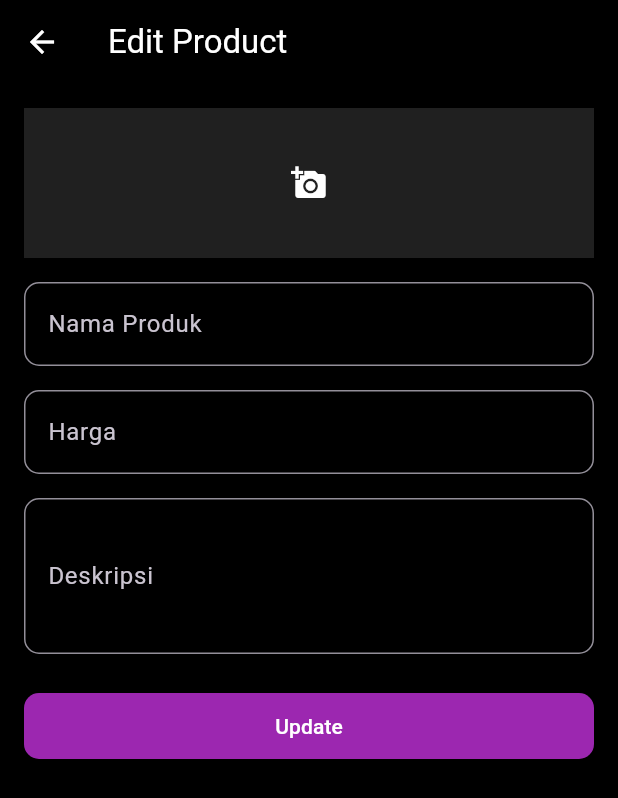
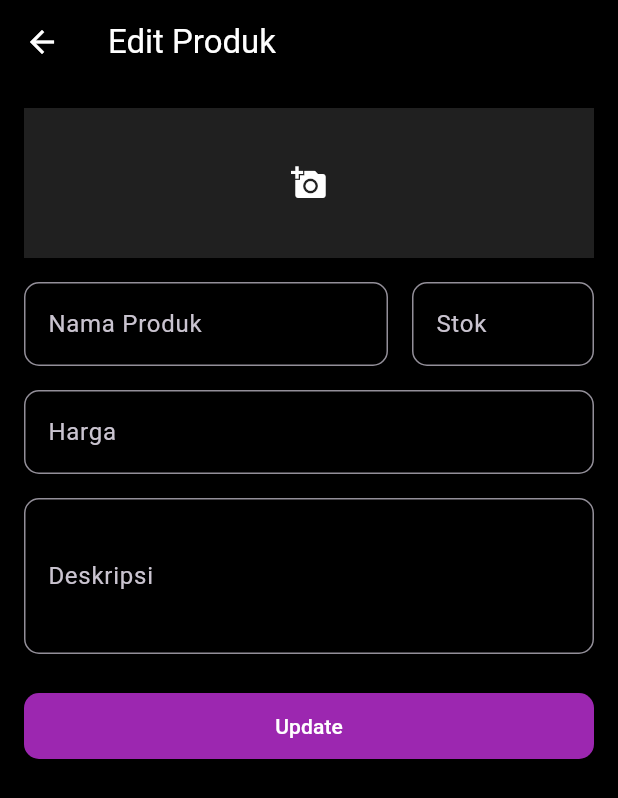
Before and after one commit to irfanarfianto/kajur_app, a Flutter app: the DetailProdukPage screen opened directly with empty values, after a tap on "Edit", on a phone screen of 412 x 824 dp. Shown: the top 798 px of the screen. Run offline on Flutter 3.47's test engine with Material 3 defaults, Android fonts, the phone set to English and light mode, and no system bars; our stand-ins replace cloud_firestore, firebase_auth, firebase_core, firebase_storage, flutter_speed_dial, fluttertoast and 4 more; accounts and stored records are empty; network calls fail.

Commit message:
Add stok field to add and edit product forms

```diff
--- a/lib/screens/products/details_products.dart
+++ b/lib/screens/products/details_products.dart
@@ -143,6 +143,21 @@ class _DetailProdukPageState extends State<DetailProdukPage> {
                   color: DesignSystem.whiteColor,
                 ),
               ),
+              SizedBox(height: 8),
+              Text(
+                'Stok',
+                style: TextStyle(
+                  fontSize: 18,
+                  color: DesignSystem.whiteColor,
+                ),
+              ),
+              Text(
+                '${data['stok'] ?? 0}',
+                style: TextStyle(
+                  fontSize: 16,
+                  color: DesignSystem.whiteColor,
+                ),
+              ),
               if (data.containsKey('lastEditedByName'))
                 Text(
                   'Terakhir diedit: ${data['lastEditedByName']}',
--- a/lib/screens/products/edit_products.dart
+++ b/lib/screens/products/edit_products.dart
@@ -20,6 +20,7 @@ class _EditProdukPageState extends State<EditProdukPage> {
   late TextEditingController _menuController;
   late TextEditingController _hargaController;
   late TextEditingController _deskripsiController;
+  late TextEditingController _stokController;
 
   late CollectionReference _produkCollection;
   File? _selectedImage;
@@ -33,6 +34,7 @@ class _EditProdukPageState extends State<EditProdukPage> {
     _menuController = TextEditingController();
     _hargaController = TextEditingController();
     _deskripsiController = TextEditingController();
+    _stokController = TextEditingController();
 
     _fetchProductDetails();
   }
@@ -49,6 +51,7 @@ class _EditProdukPageState extends State<EditProdukPage> {
         _menuController.text = data['menu'];
         _hargaController.text = data['harga'].toString();
         _deskripsiController.text = data['deskripsi'];
+        _stokController.text = data['stok']?.toString() ?? '0';
 
         setState(() {
           _oldImageUrl = data['image'];
@@ -65,13 +68,20 @@ class _EditProdukPageState extends State<EditProdukPage> {
       String? userId = user?.uid;
       String? userName = user?.displayName ?? 'Unknown User';
 
-      String? imageUrl = await _uploadImage();
+      String? imageUrl;
+      if (_selectedImage != null) {
+        imageUrl = await _uploadImage();
+      } else {
+        imageUrl =
+            _oldImageUrl; // Gunakan gambar lama jika tidak ada gambar baru dipilih
+      }
 
       await _produkCollection.doc(widget.documentId).update({
         'menu': _menuController.text,
         'harga': int.tryParse(_hargaController.text) ?? 0,
         'deskripsi': _deskripsiController.text,
         'image': imageUrl,
+        'stok': int.tryParse(_stokController.text) ?? 0,
         'updatedAt': FieldValue.serverTimestamp(),
         'lastEditedBy': userId,
         'lastEditedByName': userName,
@@ -109,7 +119,7 @@ class _EditProdukPageState extends State<EditProdukPage> {
   Widget build(BuildContext context) {
     return Scaffold(
       appBar: AppBar(
-        title: Text('Edit Product'),
+        title: Text('Edit Produk'),
       ),
       body: Padding(
         padding: EdgeInsets.all(16.0),
@@ -130,7 +140,7 @@ class _EditProdukPageState extends State<EditProdukPage> {
                         fit: BoxFit.cover,
                       ),
                     )
-                  : _oldImageUrl != ''
+                  : (_oldImageUrl != null && _oldImageUrl != '')
                       ? ClipRRect(
                           borderRadius: BorderRadius.circular(10),
                           child: Image.network(
@@ -148,7 +158,12 @@ class _EditProdukPageState extends State<EditProdukPage> {
                         ),
             ),
             SizedBox(height: 16.0),
-            TextFormField(
+            Row(
+              mainAxisAlignment: MainAxisAlignment.spaceBetween,
+              children: [
+                Expanded(
+                  flex: 2,
+                  child: TextFormField(
                     controller: _menuController,
                     style: TextStyle(color: DesignSystem.whiteColor),
                     decoration: InputDecoration(
@@ -159,6 +174,25 @@ class _EditProdukPageState extends State<EditProdukPage> {
                         borderSide: BorderSide(color: DesignSystem.whiteColor),
                       ),
                     ),
+                  ),
+                ),
+                SizedBox(width: 16.0),
+                Expanded(
+                  child: TextFormField(
+                    controller: _stokController,
+                    style: TextStyle(color: DesignSystem.whiteColor),
+                    decoration: InputDecoration(
+                      labelText: 'Stok',
+                      hintStyle: TextStyle(color: DesignSystem.greyColor),
+                      border: OutlineInputBorder(
+                        borderRadius: BorderRadius.circular(10.0),
+                        borderSide: BorderSide(color: DesignSystem.whiteColor),
+                      ),
+                    ),
+                    keyboardType: TextInputType.number,
+                  ),
+                ),
+              ],
             ),
             SizedBox(height: 16.0),
             TextFormField(
@@ -207,6 +241,7 @@ class _EditProdukPageState extends State<EditProdukPage> {
     _menuController.dispose();
     _hargaController.dispose();
     _deskripsiController.dispose();
+    _stokController.dispose();
     super.dispose();
   }
 }
```
Also changed, not shown: lib/screens/products/add_products.dart (+26 -1 lines), lib/screens/products/list_products.dart (+54 -9 lines). Lines whose indentation alone changed are shown as unchanged.
